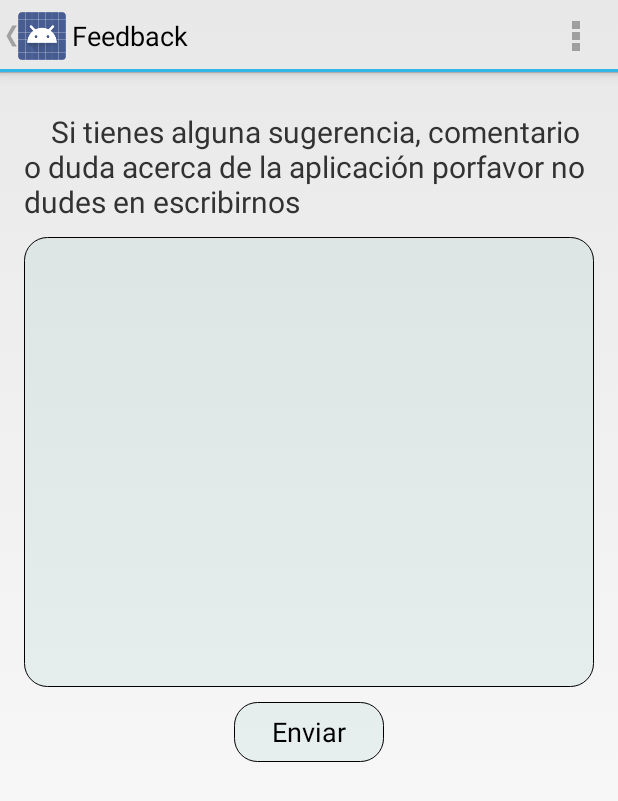
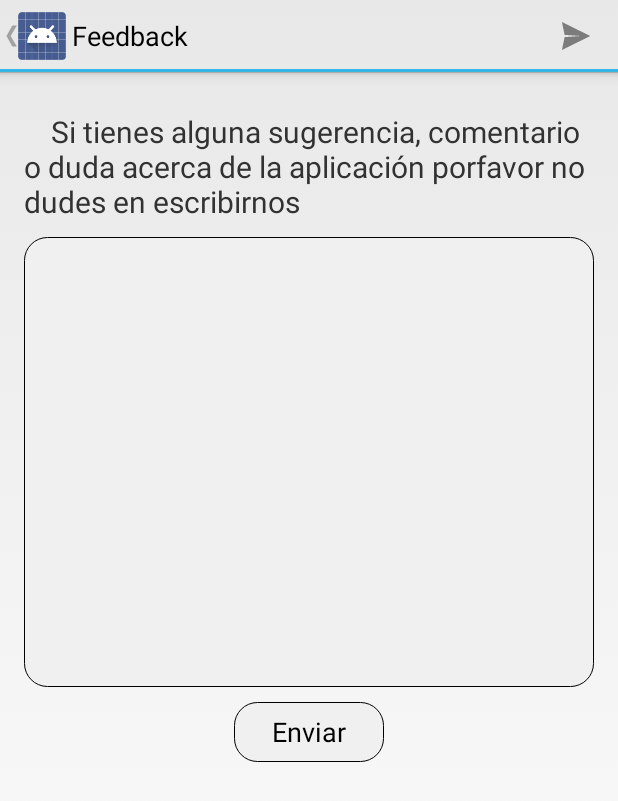
Before and after one commit to C-Aguirre017/Book-It, an Android app: the Feedback screen opened directly, with no data from a screen before it, on a phone screen of 412 x 824 dp. Shown: the top 801 px of the screen. Run offline under Robolectric (Android 15) with nearby library versions, the phone set to English and light mode, and no system bars; libraries missing offline, so code that uses them is left out: javax.mail, javax.mail.internet.

Commit message:
Feedback Listo, Efectos de Actualizar y Actualizar Automatico

```diff
--- a/Aplicacion Android Studio/app/build.gradle
+++ b/Aplicacion Android Studio/app/build.gradle
@@ -22,9 +22,12 @@ android {
 repositories { mavenCentral() }
 
 dependencies {
-    compile fileTree(dir: 'libs', include: ['*.jar'])
+    compile fileTree(dir: 'libs', include: '*.jar')
     compile 'com.android.support:appcompat-v7:21.0.3'
     compile 'com.google.android.gms:play-services:6.5.87'
     compile 'com.facebook.android:facebook-android-sdk:3.21.1'
     compile 'de.hdodenhof:circleimageview:1.2.1'
+    compile files('src/external_libs/activation.jar')
+    compile files('src/external_libs/additionnal.jar')
+    compile files('src/external_libs/mail.jar')
 }
--- a/Aplicacion Android Studio/app/src/main/java/proyecto/proyectobookit/CrearMarker.java
+++ b/Aplicacion Android Studio/app/src/main/java/proyecto/proyectobookit/CrearMarker.java
@@ -29,8 +29,6 @@ public class CrearMarker extends Activity {
     EditText editsearch;
 
     MetodosUtiles M_Utiles = new MetodosUtiles();
-
-    private List<String> PalabrasProhibdas = new ArrayList<String>();
 
     @Override
     protected void onCreate(Bundle savedInstanceState) {
--- a/Aplicacion Android Studio/app/src/main/java/proyecto/proyectobookit/Feedback.java
+++ b/Aplicacion Android Studio/app/src/main/java/proyecto/proyectobookit/Feedback.java
@@ -1,17 +1,45 @@
 package proyecto.proyectobookit;
 
 import android.app.Activity;
+import android.app.AlertDialog;
+import android.app.ProgressDialog;
+import android.content.DialogInterface;
+import android.os.AsyncTask;
 import android.os.Bundle;
 import android.view.Menu;
 import android.view.MenuItem;
+import android.view.View;
+import android.widget.EditText;
+
+import java.io.UnsupportedEncodingException;
+import java.util.Properties;
+
+import javax.mail.Message;
+import javax.mail.MessagingException;
+import javax.mail.PasswordAuthentication;
+import javax.mail.Session;
+import javax.mail.Transport;
+import javax.mail.internet.AddressException;
+import javax.mail.internet.InternetAddress;
+import javax.mail.internet.MimeMessage;
 
 
 public class Feedback extends Activity {
+
+    Usuario Mi_Usuario;
 
     @Override
     protected void onCreate(Bundle savedInstanceState) {
         super.onCreate(savedInstanceState);
         setContentView(R.layout.activity_feedback);
+
+        Mi_Usuario = new Usuario();
+
+        Bundle extras = getIntent().getExtras();
+        if (extras != null) {
+            Mi_Usuario.setEmail(extras.getString("email"));
+            Mi_Usuario.setNombre(extras.getString("nombre"));
+        }
     }
 
 
@@ -30,10 +58,97 @@ public class Feedback extends Activity {
         int id = item.getItemId();
 
         //noinspection SimplifiableIfStatement
-        if (id == R.id.action_settings) {
+        if (id == R.id.feedbackmenu_send) {
+            EditText texto = (EditText) findViewById(R.id.feedback_texto);
+            if (texto.getText().toString().length()>=0)
+                sendMail("bookit.servidor@gmail.com","Feedback",texto.getText().toString());
             return true;
         }
 
         return super.onOptionsItemSelected(item);
     }
+
+    public void Enviar(View v){
+        EditText texto = (EditText) findViewById(R.id.feedback_texto);
+        if (texto.getText().toString().length()>=0)
+            sendMail("bookit.servidor@gmail.com","Feedback",texto.getText().toString());
+    }
+
+    private void sendMail(String email, String subject, String messageBody) {
+        Session session = createSessionObject();
+        try {
+            Message message = createMessage(email, subject, messageBody, session);
+            new SendMailTask().execute(message);
+        } catch (AddressException e) {
+            e.printStackTrace();
+        } catch (MessagingException e) {
+            e.printStackTrace();
+        } catch (UnsupportedEncodingException e) {
+            e.printStackTrace();
+        }
+    }
+
+    private class SendMailTask extends AsyncTask<Message, Void, Void> {
+        private ProgressDialog progressDialog;
+
+        @Override
+        protected void onPreExecute() {
+            super.onPreExecute();
+            progressDialog = ProgressDialog.show(Feedback.this, "Espere porfavor", "Enviando correo electronico", true, false);
+        }
+
+        @Override
+        protected Void doInBackground(Message... messages) {
+            try {
+                Transport.send(messages[0]);
+            } catch (MessagingException e) {
+                e.printStackTrace();
+            }
+            return null;
+        }
+
+        @Override
+        protected void onPostExecute(Void aVoid) {
+            super.onPostExecute(aVoid);
+            progressDialog.dismiss();
+            CrearAlertDialog("Muchas gracias","Feedback");
+        }
+
+    }
+
+    private Message createMessage(String email, String subject, String messageBody, Session session) throws MessagingException, UnsupportedEncodingException {
+        Message message = new MimeMessage(session);
+        message.setFrom(new InternetAddress(Mi_Usuario.getEmail(), Mi_Usuario.getNombre() + " " + Mi_Usuario.getEmail()));
+        message.addRecipient(Message.RecipientType.TO, new InternetAddress(email, email));
+        message.setSubject(subject);
+        message.setText(messageBody);
+        return message;
+    }
+
+    private Session createSessionObject() {
+        Properties properties = new Properties();
+        properties.put("mail.smtp.auth", "true");
+        properties.put("mail.smtp.starttls.enable", "true");
+        properties.put("mail.smtp.host", "smtp.gmail.com");
+        properties.put("mail.smtp.port", "587");
+
+        return Session.getInstance(properties, new javax.mail.Authenticator() {
+            protected PasswordAuthentication getPasswordAuthentication() {
+                return new PasswordAuthentication(getResources().getString(R.string.mailaplicacion),getResources().getString(R.string.clave_mail_aplicacion));
+            }
+        });
+    }
+
+    private void CrearAlertDialog(String Mensaje, String Titulo){
+
+        AlertDialog.Builder builder = new AlertDialog.Builder(Feedback.this);
+        builder.setTitle(Titulo)
+                .setMessage(Mensaje)
+                .setPositiveButton("Aceptar", new DialogInterface.OnClickListener() {
+                    public void onClick(DialogInterface dialog, int id) {
+                    }
+                });
+        AlertDialog alert = builder.create();
+        alert.show();
+    }
 }
--- a/Aplicacion Android Studio/app/src/main/res/drawable/rounded_button.xml
+++ b/Aplicacion Android Studio/app/src/main/res/drawable/rounded_button.xml
@@ -4,7 +4,7 @@
 			android:shape="rectangle" android:padding="10dp"
 			>
 <stroke android:width="1px" android:color="#000000" />
-<solid android:color="#142b9491"></solid>
+<solid android:color="#fff0f0f0"></solid>
   <!-- <gradient android:startColor="#FF7300" android:endColor="#FFA500" android:angle="270" /> -->
  <corners
    		  android:bottomRightRadius="15dp"
--- a/Aplicacion Android Studio/app/src/main/res/layout/activity_feedback.xml
+++ b/Aplicacion Android Studio/app/src/main/res/layout/activity_feedback.xml
@@ -20,15 +20,18 @@
                 android:id="@+id/feedback_labelgracias"
                 android:text="@string/feedback_gracias"
                 android:layout_marginTop="10dp"
-                android:textSize="20dp"/>
+                android:textSize="20dp">
+                <requestFocus/>
+            </TextView>
 
             <EditText
                 android:id="@+id/feedback_texto"
                 android:layout_width="match_parent"
                 android:layout_height="300dp"
                 android:layout_marginTop="10dp"
-                android:background="@drawable/rounded_button" >
-                <requestFocus />
+                android:background="@drawable/rounded_button"
+                android:textAlignment="textStart">
+
             </EditText>
 
             <Button
@@ -38,6 +41,7 @@
                 android:layout_height="40dp"
                 android:layout_gravity="center"
                 android:background="@drawable/rounded_button"
+                android:onClick="Enviar"
                 android:text="@string/feedback_boton"/>
         </LinearLayout>
     </ScrollView>
--- a/Aplicacion Android Studio/app/src/main/res/layout/search_layout.xml
+++ b/Aplicacion Android Studio/app/src/main/res/layout/search_layout.xml
@@ -16,13 +16,13 @@
     </EditText>
 
     <Button
-        android:id="@+id/delete"
+        android:id="@+id/buscar"
         android:layout_width="18dp"
         android:layout_height="18dp"
         android:layout_alignRight="@id/search"
         android:layout_centerVertical="true"
         android:layout_marginRight="12dp"
-        android:background="@drawable/delete"
-        android:onClick="delete"/>
+        android:background="@drawable/ic_action_search"
+        android:onClick="actualizar_buscar"/>
 
 </RelativeLayout>
--- a/Aplicacion Android Studio/app/src/main/res/menu/menu_feedback.xml
+++ b/Aplicacion Android Studio/app/src/main/res/menu/menu_feedback.xml
@@ -1,6 +1,8 @@
 <menu xmlns:android="http://schemas.android.com/apk/res/android"
     xmlns:app="http://schemas.android.com/apk/res-auto"
     xmlns:tools="http://schemas.android.com/tools" tools:context="proyecto.proyectobookit.Feedback">
-    <item android:id="@+id/action_settings" android:title="@string/action_settings"
-        android:orderInCategory="100" app:showAsAction="never" />
+    <item android:id="@+id/feedbackmenu_send"
+        android:title="@string/feedbackmenu_enviar"
+        android:icon="@drawable/ic_action_send_now"
+        android:showAsAction="always" />
 </menu>
--- a/Aplicacion Android Studio/app/src/main/res/values/strings.xml
+++ b/Aplicacion Android Studio/app/src/main/res/values/strings.xml
@@ -80,5 +80,10 @@
 
     <string name="feedback_gracias"> \t Si tienes alguna sugerencia, comentario o duda acerca de la aplicación porfavor no dudes en escribirnos</string>
     <string name="feedback_boton">Enviar</string>
+    <string name="feedbackmenu_enviar">Enviar</string>
+
+    <!--Datos Gmail Aplicacion -->
+    <string name="mailaplicacion">\"bookit.servidor@gmail.com\"</string>
+    <string name="clave_mail_aplicacion">\"mamamia123\"</string>
 
 </resources>
```
Also changed, not shown: Aplicacion Android Studio/app/src/main/java/proyecto/proyectobookit/Central.java (+49 -32 lines), Aplicacion Android Studio/app/src/main/res/layout/activity_crear_marker.xml (+11 -10 lines), Aplicacion Android Studio/app/src/main/res/drawable-hdpi/ic_action_send_now.png (added), Aplicacion Android Studio/app/src/main/res/drawable-mdpi/ic_action_send_now.png (added), Aplicacion Android Studio/app/src/main/res/drawable-xhdpi/ic_action_send_now.png (added), Aplicacion Android Studio/app/src/main/res/drawable-xxhdpi/ic_action_send_now.png (added), 4 other files.
